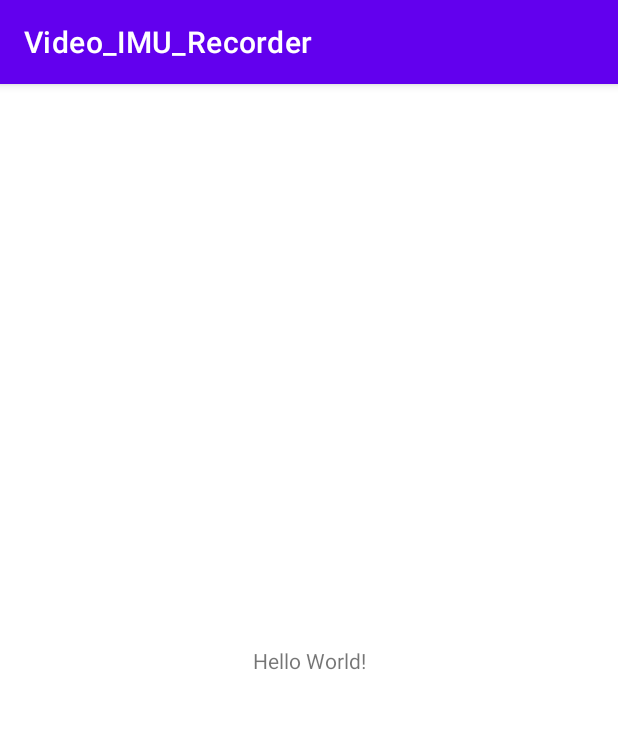
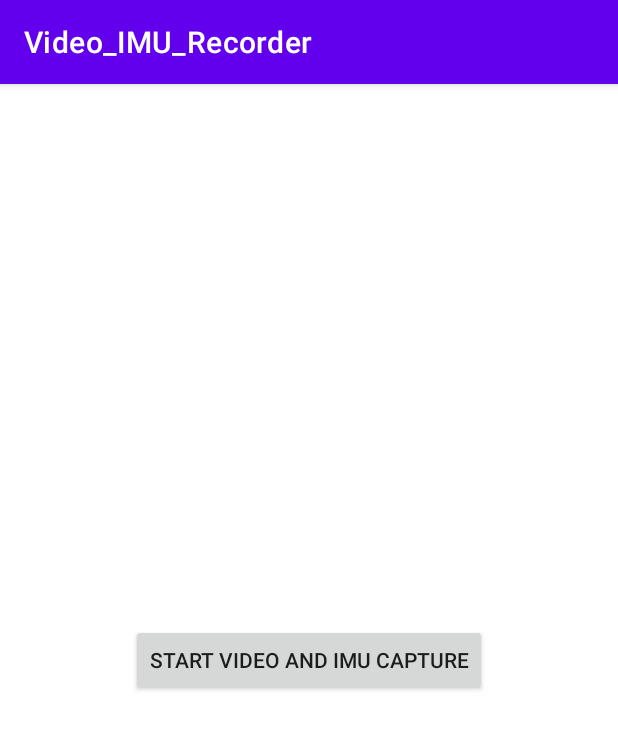
Before and after one commit to jamesjin0516/IMU_Integration, an Android app: the screen it shows after launch (MainActivity), on a phone screen of 412 x 824 dp. Shown: the top 729 px of the screen. Run offline under Robolectric (Android 15) with nearby library versions, the phone set to English and light mode, and no system bars.

Commit message:
Implemented button-activated video recording and saving

```diff
--- a/Video_IMU_Recorder/app/src/main/java/com/example/video_imu_recorder/MainActivity.java
+++ b/Video_IMU_Recorder/app/src/main/java/com/example/video_imu_recorder/MainActivity.java
@@ -1,14 +1,45 @@
 package com.example.video_imu_recorder;
 
+import androidx.activity.result.ActivityResultCallback;
+import androidx.activity.result.ActivityResultLauncher;
+import androidx.activity.result.contract.ActivityResultContracts.CaptureVideo;
 import androidx.appcompat.app.AppCompatActivity;
+import androidx.appcompat.widget.AppCompatButton;
+import androidx.core.content.FileProvider;
 
+import android.net.Uri;
 import android.os.Bundle;
+import android.os.Environment;
+import android.util.Log;
+import android.widget.Toast;
+
+import java.io.File;
 
 public class MainActivity extends AppCompatActivity {
+
+    private final ActivityResultLauncher<Uri> video_record = registerForActivityResult(new CaptureVideo(), new ActivityResultCallback<Boolean>() {
+        @Override
+        public void onActivityResult(Boolean result) {
+            // Very strangely, despite the video successfully saving to the desired location, the result is set to false
+            Log.d("Video capture", "result (" + result + ")");
+            if (result) {
+                Toast.makeText(MainActivity.this, "Successfully captured video", Toast.LENGTH_SHORT).show();
+            } else {
+                Toast.makeText(MainActivity.this, "Failed to capture video", Toast.LENGTH_SHORT).show();
+            }
+        }
+    });
 
     @Override
     protected void onCreate(Bundle savedInstanceState) {
         super.onCreate(savedInstanceState);
         setContentView(R.layout.activity_main);
+        AppCompatButton record_start = findViewById(R.id.record_start);
+        record_start.setOnClickListener(v -> {
+            // The video file should be saved to /sdcard/DCIM/, which should also appear somewhere under /storage/
+            File video_file =  new File(Environment.getExternalStorageDirectory().getAbsolutePath() + "/DCIM/video.mp4");
+            Uri video_uri = FileProvider.getUriForFile(this, this.getApplicationContext().getPackageName() + ".provider", video_file);
+            video_record.launch(video_uri);
+        });
     }
 }
--- a/Video_IMU_Recorder/app/src/main/res/layout/activity_main.xml
+++ b/Video_IMU_Recorder/app/src/main/res/layout/activity_main.xml
@@ -6,10 +6,11 @@
     android:layout_height="match_parent"
     tools:context=".MainActivity">
 
-    <TextView
+    <androidx.appcompat.widget.AppCompatButton
         android:layout_width="wrap_content"
         android:layout_height="wrap_content"
-        android:text="Hello World!"
+        android:id="@+id/record_start"
+        android:text="@string/record_prompt"
         app:layout_constraintBottom_toBottomOf="parent"
         app:layout_constraintEnd_toEndOf="parent"
         app:layout_constraintStart_toStartOf="parent"
--- a/Video_IMU_Recorder/app/src/main/res/values/strings.xml
+++ b/Video_IMU_Recorder/app/src/main/res/values/strings.xml
@@ -1,3 +1,4 @@
 <resources>
     <string name="app_name">Video_IMU_Recorder</string>
+    <string name="record_prompt">Start video and IMU capture</string>
 </resources>
--- /dev/null
+++ b/Video_IMU_Recorder/app/src/main/res/xml/provider_paths.xml
@@ -0,0 +1,4 @@
+<?xml version="1.0" encoding="utf-8"?>
+<paths>
+    <external-path name="external_files" path="."/>
+</paths>
```
Also changed, not shown: Video_IMU_Recorder/app/src/main/AndroidManifest.xml (+11 -0 lines).
